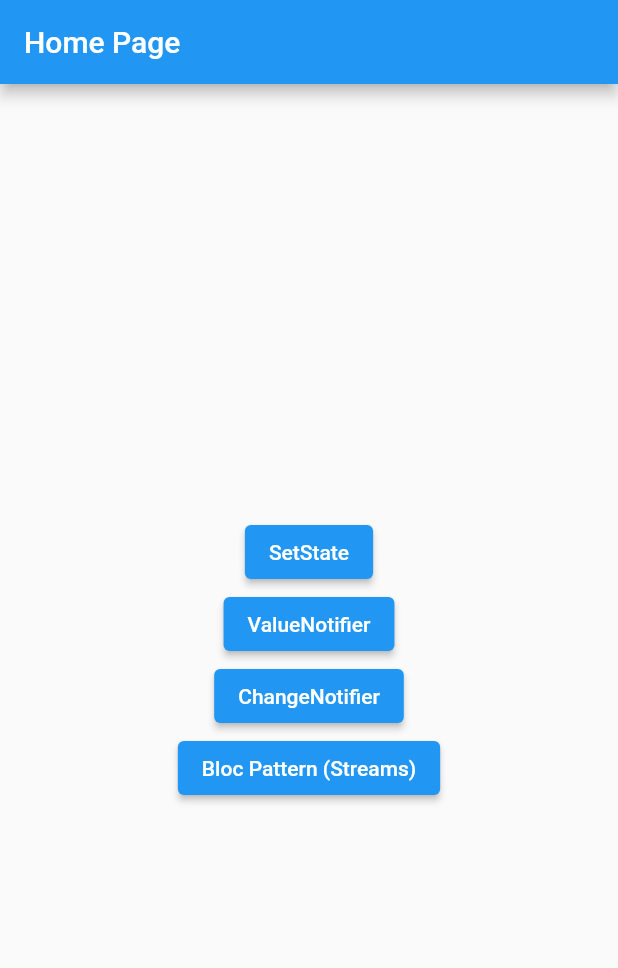
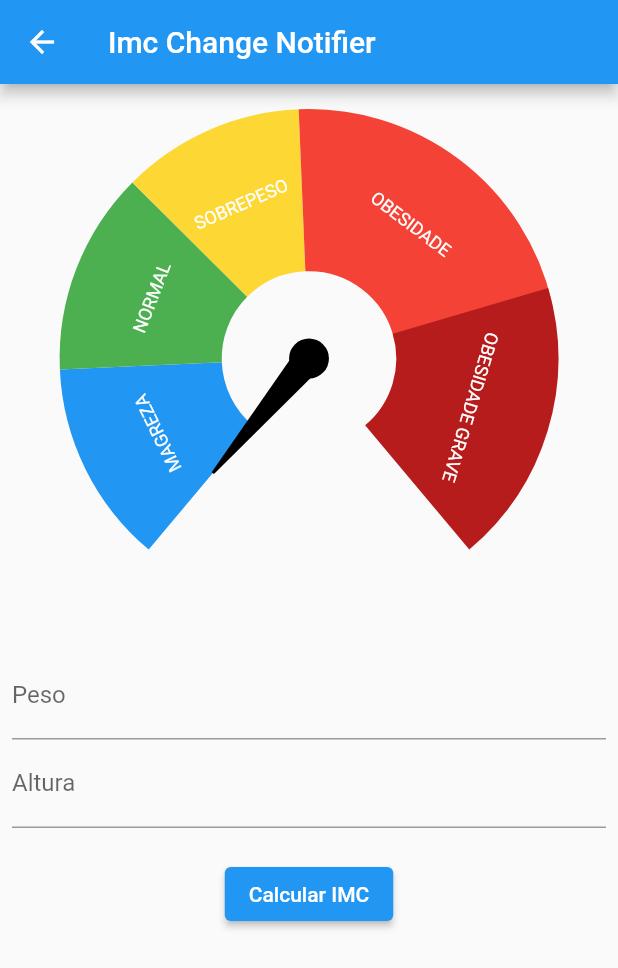
Before and after one commit to DiogoMoreira01/Flutter-default-State-Manager, a Flutter app: the screen it shows after launch, after a tap on "ChangeNotifier", on a phone screen of 412 x 824 dp. Shown: the top 968 px of the screen. Run offline on Flutter 3.47's test engine with Material 2 defaults, Android fonts, the phone set to English and light mode, and no system bars; drawn by our look-alikes of syncfusion_flutter_gauges; our stand-ins replace currency_text_input_formatter.

Commit message:
Change Notifier

```diff
--- /dev/null
+++ b/lib/change_notifier/imc_change_notifier_controller.dart
@@ -0,0 +1,16 @@
+import 'dart:math';
+
+import 'package:flutter/material.dart';
+
+class ImcChangeNotifierController extends ChangeNotifier {
+  var imc = 0.0;
+
+  Future<void> calcularImc(
+      {required double peso, required double altura}) async {
+    imc = 0;
+    notifyListeners();
+    await Future.delayed(const Duration(seconds: 1));
+    imc = peso / pow(altura, 2);
+    notifyListeners();
+  }
+}
--- /dev/null
+++ b/lib/change_notifier/imc_change_notifier_page.dart
@@ -0,0 +1,111 @@
+import 'dart:math';
+
+import 'package:currency_text_input_formatter/currency_text_input_formatter.dart';
+import 'package:flutter/material.dart';
+import 'package:flutter_default_state_manager/change_notifier/imc_change_notifier_controller.dart';
+import 'package:flutter_default_state_manager/widget/imc_gauge.dart';
+import 'package:intl/intl.dart';
+
+class ImcChangeNotifierPage extends StatefulWidget {
+  const ImcChangeNotifierPage({Key? key}) : super(key: key);
+
+  @override
+  State<ImcChangeNotifierPage> createState() => _ImcChangeNotifierPage();
+}
+
+class _ImcChangeNotifierPage extends State<ImcChangeNotifierPage> {
+  final controller = ImcChangeNotifierController();
+  final pesoEC = TextEditingController();
+  final alturaEC = TextEditingController();
+  final formKey = GlobalKey<FormState>();
+
+  @override
+  void dispose() {
+    pesoEC.dispose();
+    alturaEC.dispose();
+    super.dispose();
+  }
+
+  @override
+  Widget build(BuildContext context) {
+    return Scaffold(
+      appBar: AppBar(
+        title: const Text('Imc Change Notifier'),
+      ),
+      body: SingleChildScrollView(
+        child: Form(
+          key: formKey,
+          child: Padding(
+            padding: const EdgeInsets.all(8.0),
+            child: Column(
+              children: [
+                AnimatedBuilder(
+                    animation: controller,
+                    builder: (context, child) {
+                      return ImcGauge(imc: controller.imc);
+                    }),
+                const SizedBox(
+                  height: 20,
+                ),
+                TextFormField(
+                  controller: pesoEC,
+                  keyboardType: TextInputType.number,
+                  decoration: const InputDecoration(labelText: 'Peso'),
+                  inputFormatters: [
+                    CurrencyTextInputFormatter(
+                        locale: 'pt_BR',
+                        symbol: '',
+                        turnOffGrouping: true,
+                        decimalDigits: 2),
+                  ],
+                  validator: (String? value) {
+                    if (value == null || value.isEmpty) {
+                      return 'Peso obrigatório';
+                    }
+                    return null;
+                  },
+                ),
+                TextFormField(
+                  controller: alturaEC,
+                  keyboardType: TextInputType.number,
+                  decoration: const InputDecoration(labelText: 'Altura'),
+                  inputFormatters: [
+                    CurrencyTextInputFormatter(
+                        locale: 'pt_BR',
+                        symbol: '',
+                        turnOffGrouping: true,
+                        decimalDigits: 2),
+                  ],
+                  validator: (String? value) {
+                    if (value == null || value.isEmpty) {
+                      return 'Altura obrigatório';
+                    }
+                    return null;
+                  },
+                ),
+                const SizedBox(
+                  height: 20,
+                ),
+                ElevatedButton(
+                    onPressed: () {
+                      var formValid = formKey.currentState?.validate() ?? false;
+                      if (formValid) {
+                        var formatter = NumberFormat.simpleCurrency(
+                            locale: 'pt_BR', decimalDigits: 2);
+                        double peso = formatter.parse(pesoEC.text) as double;
+
+                        double altura =
+                            formatter.parse(alturaEC.text) as double;
+
+                        controller.calcularImc(peso: peso, altura: altura);
+                      }
+                    },
+                    child: const Text('Calcular IMC'))
+              ],
+            ),
+          ),
+        ),
+      ),
+    );
+  }
+}
--- a/lib/home_page.dart
+++ b/lib/home_page.dart
@@ -1,7 +1,8 @@
 import 'package:flutter/material.dart';
 import 'package:flutter_default_state_manager/SetState/imc_setstate_page.dart';
 
-import 'value_notifier/value_notifier_page.dart';
+import 'change_notifier/imc_change_notifier_page.dart';
+import 'value_notifier/imc_value_notifier_page.dart';
 
 class HomePage extends StatelessWidget {
   const HomePage({Key? key}) : super(key: key);
@@ -19,7 +20,7 @@ class HomePage extends StatelessWidget {
         child: Column(mainAxisAlignment: MainAxisAlignment.center, children: [
           ElevatedButton(onPressed: () =>_goToPage(context, const ImcSetstatePage()), child: const Text('SetState')),
           ElevatedButton(onPressed: () =>_goToPage(context, const ImcValeuNotifierPage()), child: const Text('ValueNotifier')),
-          ElevatedButton(onPressed: () {}, child: const Text('ChangeNotifier')),
+          ElevatedButton(onPressed: () =>_goToPage(context, const ImcChangeNotifierPage()), child: const Text('ChangeNotifier')),
           ElevatedButton(
               onPressed: () {}, child: const Text('Bloc Pattern (Streams)')),
         ]),
--- a/lib/value_notifier/value_notifier_page.dart
+++ b/lib/value_notifier/imc_value_notifier_page.dart
@@ -37,7 +37,7 @@ class _ImcValeuNotifierPage extends State<ImcValeuNotifierPage> {
   Widget build(BuildContext context) {
     return Scaffold(
       appBar: AppBar(
-        title: const Text('Imc ValueNotifier'),
+        title: const Text('Imc Value Notifier'),
       ),
       body: SingleChildScrollView(
         child: Form(
```
